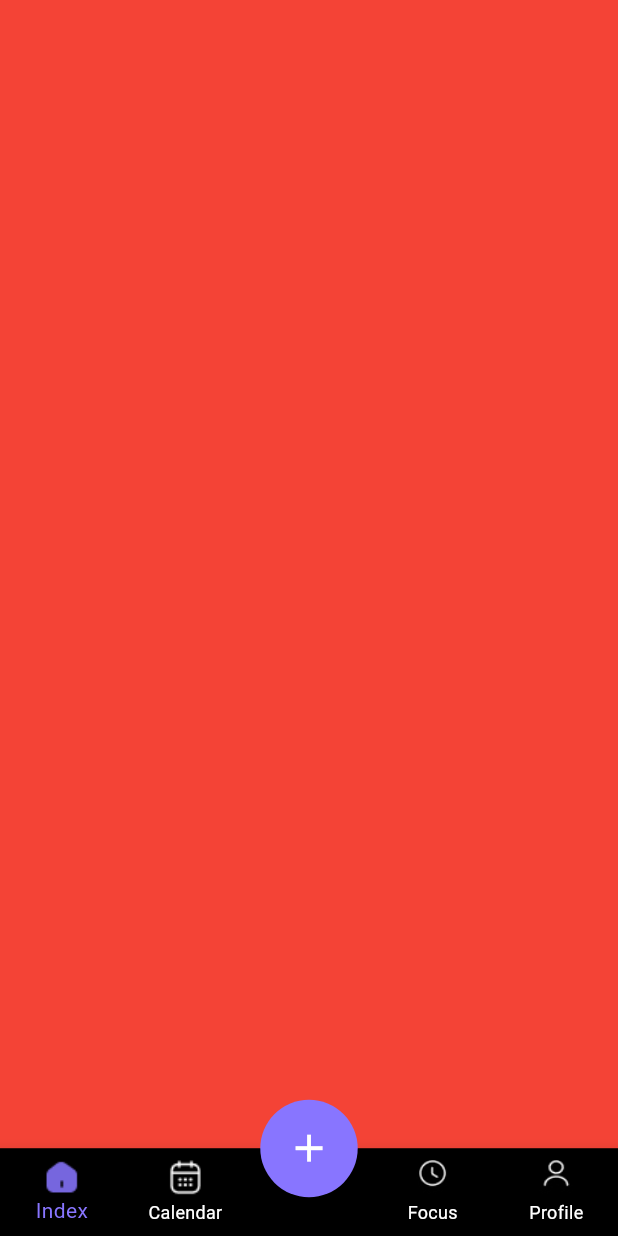
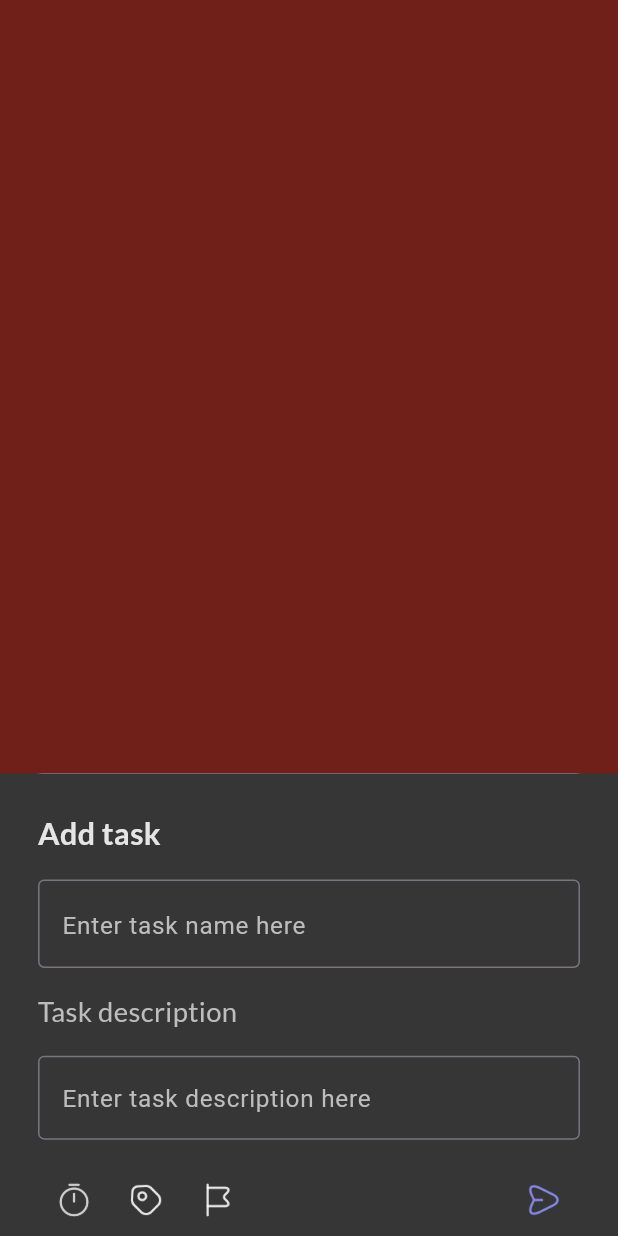
Before and after one commit to ducan2210/todo-app, a Flutter app: the MainScreen screen opened directly, after a tap on the "add" icon, on a phone screen of 412 x 824 dp. Run offline on Flutter 3.47's test engine with Material 3 defaults, Android fonts, the phone set to English and light mode, and no system bars; our stand-ins replace bloc, equatable, flutter_bloc, flutter_screenutil, realm, shared_preferences; missing offline and left inert: color_hex, flex_color_picker, flutter_iconpicker; accounts and stored records are empty; generated files the repository leaves out were written again.

Commit message:
make create-task-screen

```diff
--- a/assets/lang/en.json
+++ b/assets/lang/en.json
@@ -27,5 +27,11 @@
     "xemTruoc": "Preview",
     "taoDanhMucThanhCong": "Create category successfully",
     "phaiDatTen": "You must set a name for the category",
-    "phaiChonIcon": "You must select an icon for the category"
+    "phaiChonIcon": "You must select an icon for the category",
+
+    "themCongViec_form_name_label": "Add task",
+    "themCongViec_form_name_place": "Enter task name here",
+    "themCongViec_form_description_label": "Task description",
+    "themCongViec_form_description_place": "Enter task description here",
+    "tenCongViec": "Task name"
 }
--- a/assets/lang/vi.json
+++ b/assets/lang/vi.json
@@ -25,6 +25,13 @@
     "chonMau": "Chọn màu",
     "xemTruoc": "Preview",
     "phaiDatTen": "Bạn phải đặt tên cho danh mục",
-    "phaiChonIcon": "Bạn phải chọn biểu tượng cho danh mục"
+    "phaiChonIcon": "Bạn phải chọn biểu tượng cho danh mục",
+
+    "themCongViec_form_name_label": "Thêm công việc",
+    "themCongViec_form_name_place": "Nhập tên công việc ở đây",
+    "themCongViec_form_description_label": "Mô tả công việc",
+    "themCongViec_form_description_place": "Nhập mô tả công việc ở đây",
+
+    "tenCongViec": "Tên công việc"
 
 }
--- a/lib/main.dart
+++ b/lib/main.dart
@@ -4,7 +4,8 @@ import 'package:flutter_localizations/flutter_localizations.dart';
 import 'package:flutter_screenutil/flutter_screenutil.dart';
 import 'package:todo_app/blocs/language/language_state.dart';
 import 'package:todo_app/constants/app_localizations.dart';
-import 'package:todo_app/screens/category/category_screen.dart';
+import 'package:todo_app/screens/category/create_or_edit_category_screen.dart';
+import 'package:todo_app/screens/main/main_screen.dart';
 
 import 'blocs/language/language_bloc.dart';
 
@@ -36,7 +37,7 @@ class MyApp extends StatelessWidget {
                 ],
                 debugShowCheckedModeBanner: false,
                 theme: ThemeData(primarySwatch: Colors.blue),
-                home: CategoryScreen(),
+                home: MainScreen(),
               );
             },
           );
--- a/lib/screens/category/category_screen.dart
+++ b/lib/screens/category/create_or_edit_category_screen.dart
@@ -11,16 +11,17 @@ import 'package:todo_app/constants/app_localizations.dart';
 import 'package:todo_app/entities/category_realm_entity.dart';
 import 'package:todo_app/widgets/custom_text_widget.dart';
 
-class CategoryScreen extends StatefulWidget {
-  const CategoryScreen({super.key});
+class CreateOrEditCategoryScreen extends StatefulWidget {
+  const CreateOrEditCategoryScreen({super.key});
   @override
-  State<CategoryScreen> createState() => _CategoryScreenState();
+  State<CreateOrEditCategoryScreen> createState() =>
+      _CreateOrEditCategoryScreenState();
 }
 
-class _CategoryScreenState extends State<CategoryScreen> {
-  @override
+class _CreateOrEditCategoryScreenState
+    extends State<CreateOrEditCategoryScreen> {
   final _nameCategoryTextController = TextEditingController();
-  final List<Color> dataColor = [];
+  // final List<Color> dataColor = [];
   IconData? _selectedIcon;
   Color _backGroundColorSelected = AppColorConfig.white;
   Color _iconColorSelected = AppColorConfig.category8;
@@ -28,18 +29,18 @@ class _CategoryScreenState extends State<CategoryScreen> {
   void initState() {
     super.initState();
 
-    final storagePath = Configuration.defaultRealmPath;
-    print(storagePath);
-    dataColor.addAll([
-      AppColorConfig.category1,
-      AppColorConfig.category2,
-      AppColorConfig.category3,
-      AppColorConfig.category4,
-      AppColorConfig.category5,
-      AppColorConfig.category6,
-      AppColorConfig.category7,
-      AppColorConfig.category8,
-    ]);
+    // final storagePath = Configuration.defaultRealmPath;
+    // print(storagePath);
+    // dataColor.addAll([
+    //   AppColorConfig.category1,
+    //   AppColorConfig.category2,
+    //   AppColorConfig.category3,
+    //   AppColorConfig.category4,
+    //   AppColorConfig.category5,
+    //   AppColorConfig.category6,
+    //   AppColorConfig.category7,
+    //   AppColorConfig.category8,
+    // ]);
   }
 
   @override
@@ -170,7 +171,7 @@ class _CategoryScreenState extends State<CategoryScreen> {
               width: 36.sp,
               margin: EdgeInsets.only(right: 8.sp),
               decoration: BoxDecoration(
-                color: _backGroundColorSelected ?? AppColorConfig.white,
+                color: _backGroundColorSelected,
                 borderRadius: BorderRadius.circular(36.sp),
               ),
             ),
@@ -198,7 +199,7 @@ class _CategoryScreenState extends State<CategoryScreen> {
               width: 36.sp,
               margin: EdgeInsets.only(right: 8.sp),
               decoration: BoxDecoration(
-                color: _iconColorSelected ?? AppColorConfig.white,
+                color: _iconColorSelected,
                 borderRadius: BorderRadius.circular(36.sp),
               ),
             ),
--- a/lib/screens/main/main_screen.dart
+++ b/lib/screens/main/main_screen.dart
@@ -1,6 +1,7 @@
 import 'package:flutter/material.dart';
 import 'package:flutter_screenutil/flutter_screenutil.dart';
 import 'package:todo_app/configs/app_color_config.dart';
+import 'package:todo_app/screens/task/create_task_screen.dart';
 
 class MainScreen extends StatefulWidget {
   const MainScreen({super.key});
@@ -40,7 +41,7 @@ class _MainScreenState extends State<MainScreen> {
         child: IconButton(
           icon: Icon(Icons.add, size: 30.sp, color: AppColorConfig.white),
           onPressed: () {
-            // Handle the button press
+            _onShowCreateTask();
           },
         ),
       ),
@@ -133,4 +134,17 @@ class _MainScreenState extends State<MainScreen> {
       ),
     );
   }
+
+  void _onShowCreateTask() {
+    showModalBottomSheet(
+      context: context,
+      isScrollControlled: true,
+      builder: (context) {
+        return Padding(
+          padding: MediaQuery.of(context).viewInsets,
+          child: CreateTaskScreen(),
+        );
+      },
+    );
+  }
 }
--- /dev/null
+++ b/lib/screens/task/create_task_screen.dart
@@ -0,0 +1,184 @@
+import 'package:flutter/material.dart';
+import 'package:todo_app/configs/app_color_config.dart';
+import 'package:todo_app/constants/app_localizations.dart';
+import 'package:todo_app/widgets/custom_text_widget.dart';
+import 'package:flutter_screenutil/flutter_screenutil.dart';
+
+class CreateTaskScreen extends StatefulWidget {
+  const CreateTaskScreen({super.key});
+
+  @override
+  State<CreateTaskScreen> createState() => _CreateTaskScreenState();
+}
+
+class _CreateTaskScreenState extends State<CreateTaskScreen> {
+  final TextEditingController _taskNameTextController = TextEditingController();
+  final TextEditingController _taskDescriptionTextController =
+      TextEditingController();
+
+  @override
+  Widget build(BuildContext context) {
+    return Container(
+      color: AppColorConfig.darkGray,
+      child: SafeArea(
+        child: Container(
+          padding: EdgeInsets.symmetric(horizontal: 25.sp).copyWith(top: 25.h),
+          child: _buildBodyScreen(),
+        ),
+      ),
+    );
+  }
+
+  Widget _buildBodyScreen() {
+    return Form(
+      child: Column(
+        mainAxisAlignment: MainAxisAlignment.start,
+        crossAxisAlignment: CrossAxisAlignment.start,
+        mainAxisSize: MainAxisSize.min,
+        children: [
+          _buildTaskNameField(),
+          _buildTaskDescriptionField(),
+          _buildTaskActionField(),
+        ],
+      ),
+    );
+  }
+
+  Widget _buildTaskNameField() {
+    return Container(
+      child: Column(
+        mainAxisAlignment: MainAxisAlignment.start,
+        crossAxisAlignment: CrossAxisAlignment.start,
+
+        children: [
+          CustomTextWidget(
+            text: "themCongViec_form_name_label",
+            fontSize: 20.sp,
+            color: AppColorConfig.white.withValues(alpha: 0.87),
+            fontWeight: FontWeight.bold,
+          ),
+          SizedBox(height: 16.h),
+          TextFormField(
+            controller: _taskNameTextController,
+
+            style: TextStyle(
+              fontSize: 18.sp,
+              color: AppColorConfig.white.withValues(alpha: 0.87),
+            ),
+            decoration: InputDecoration(
+              border: OutlineInputBorder(
+                borderRadius: BorderRadius.all(Radius.circular(4.sp)),
+                borderSide: BorderSide(
+                  width: 1.sp,
+                  color: AppColorConfig.white,
+                ),
+              ),
+              hintText: AppLocalizations.of(
+                context,
+              ).translate("themCongViec_form_name_place"),
+              hintStyle: TextStyle(color: AppColorConfig.gray, fontSize: 16.sp),
+            ),
+            onChanged: (value) {
+              setState(() {});
+            },
+          ),
+        ],
+      ),
+    );
+  }
+
+  Widget _buildTaskDescriptionField() {
+    return Container(
+      child: Column(
+        mainAxisAlignment: MainAxisAlignment.start,
+        crossAxisAlignment: CrossAxisAlignment.start,
+        children: [
+          SizedBox(height: 16.sp),
+          CustomTextWidget(
+            text: "themCongViec_form_description_label",
+            fontSize: 18.sp,
+            color: AppColorConfig.gray,
+          ),
+          SizedBox(height: 16.h),
+          TextFormField(
+            controller: _taskDescriptionTextController,
+            style: TextStyle(fontSize: 16.sp, color: AppColorConfig.white),
+            decoration: InputDecoration(
+              border: OutlineInputBorder(
+                borderRadius: BorderRadius.all(Radius.circular(4.sp)),
+                borderSide: BorderSide(
+                  width: 1.sp,
+                  color: AppColorConfig.white,
+                ),
+              ),
+              hintText: AppLocalizations.of(
+                context,
+              ).translate("themCongViec_form_description_place"),
+              hintStyle: TextStyle(color: AppColorConfig.gray, fontSize: 16.sp),
+            ),
+            onChanged: (value) {
+              setState(() {});
+            },
+          ),
+        ],
+      ),
+    );
+  }
+
+  Widget _buildTaskActionField() {
+    return Container(
+      margin: EdgeInsets.only(top: 16.sp),
+      child: Row(
+        mainAxisAlignment: MainAxisAlignment.start,
+        crossAxisAlignment: CrossAxisAlignment.start,
+
+        children: [
+          Expanded(
+            child: Row(
+              children: [
+                IconButton(
+                  onPressed: () {},
+                  icon: Image.asset(
+                    'assets/images/timer_icon.png',
+                    height: 24.sp,
+                    width: 24.sp,
+                    fit: BoxFit.fill,
+                    color: AppColorConfig.white.withValues(alpha: 0.87),
+                  ),
+                ),
+                IconButton(
+                  onPressed: () {},
+                  icon: Image.asset(
+                    'assets/images/tag_icon.png',
+                    height: 24.sp,
+                    width: 24.sp,
+                    fit: BoxFit.fill,
+                  ),
+                ),
+                IconButton(
+                  onPressed: () {},
+                  icon: Image.asset(
+                    'assets/images/flag_icon.png',
+                    height: 24.sp,
+                    width: 24.sp,
+                    fit: BoxFit.fill,
+                  ),
+                ),
+              ],
+            ),
+          ),
+          Spacer(),
+          IconButton(
+            onPressed: () {},
+            icon: Image.asset(
+              'assets/images/send_icon.png',
+              height: 24.sp,
+              width: 24.sp,
+              fit: BoxFit.fill,
+            ),
+          ),
+        ],
+      ),
+    );
+  }
+}
```
Also changed, not shown: assets/images/2x/flag_icon.png (added), assets/images/2x/send_icon.png (added), assets/images/2x/tag_icon.png (added), assets/images/2x/time_icon.png (added), assets/images/3x/flag_icon.png (added), assets/images/3x/send_icon.png (added), assets/images/3x/tag_icon.png (added), assets/images/3x/timer_icon.png (added), assets/images/flag_icon.png (added), assets/images/send_icon.png (added), assets/images/tag_icon.png (added), assets/images/timer_icon.png (added).
